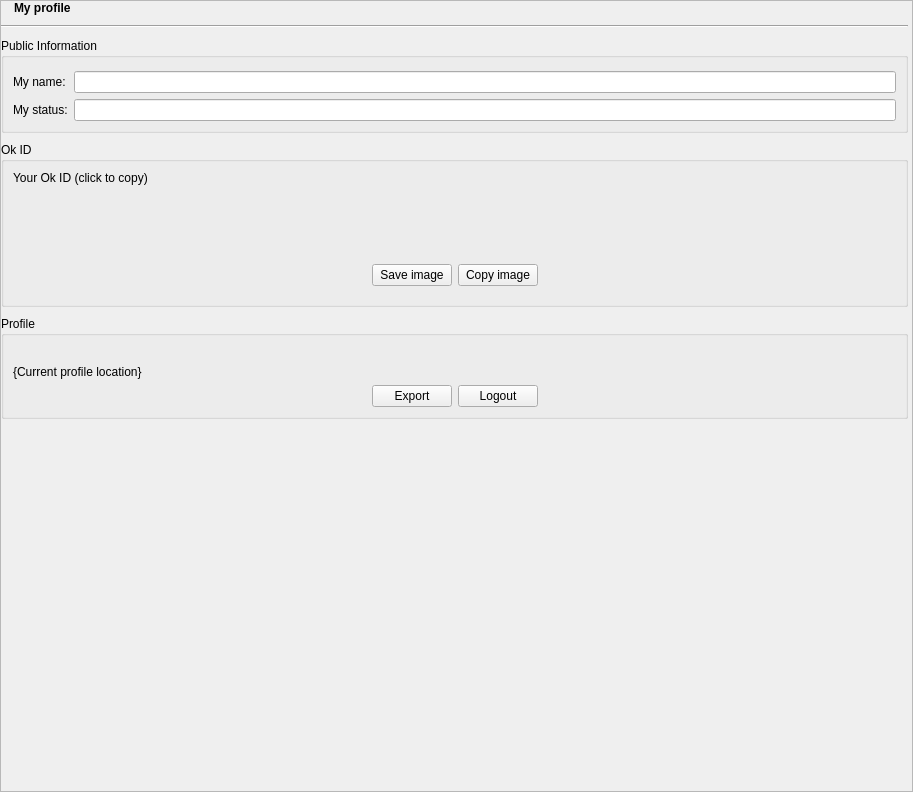
This is src/modules/im/src/widget/form/profileform.ui in okstar-org/ok-msg-desktop as Qt 5 draws it before an edit. The edited form follows.
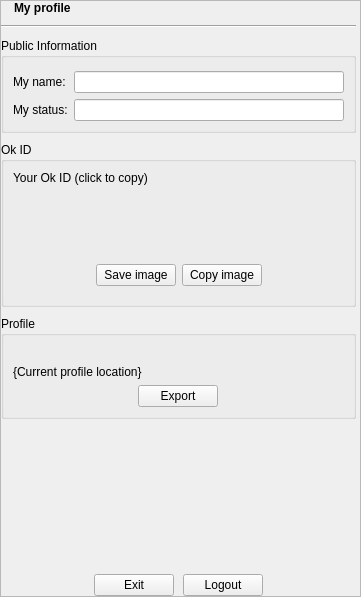
This is the edited form. Icons and pictures are not drawn. Custom widgets are drawn as their Qt base class.

Commit message: Profile: 增加`个人中心`

Diff of the .ui file:
```diff
--- a/src/modules/im/src/widget/form/profileform.ui
+++ b/src/modules/im/src/widget/form/profileform.ui
@@ -6,8 +6,8 @@
    <rect>
     <x>0</x>
     <y>0</y>
-    <width>913</width>
-    <height>792</height>
+    <width>361</width>
+    <height>597</height>
    </rect>
   </property>
   <property name="windowTitle">
@@ -42,11 +42,11 @@
        <rect>
         <x>0</x>
         <y>0</y>
-        <width>911</width>
-        <height>790</height>
+        <width>357</width>
+        <height>593</height>
        </rect>
       </property>
-      <layout class="QVBoxLayout" name="verticalLayout_4" stretch="0,0,0,0,0,1">
+      <layout class="QVBoxLayout" name="verticalLayout_4" stretch="0,0,0,0,0,1,0">
        <property name="spacing">
         <number>9</number>
        </property>
@@ -231,7 +231,7 @@
            <widget class="QFrame" name="horizontalFrame">
             <layout class="QHBoxLayout" name="horizontalLayout_4">
              <item>
-              <spacer name="horizontalSpacer_3">
+              <spacer name="horizontalSpacer">
                <property name="orientation">
                 <enum>Qt::Horizontal</enum>
                </property>
@@ -245,6 +245,12 @@
              </item>
              <item>
               <widget class="QPushButton" name="saveQr">
+               <property name="maximumSize">
+                <size>
+                 <width>80</width>
+                 <height>16777215</height>
+                </size>
+               </property>
                <property name="accessibleDescription">
                 <string>Save QR image as file</string>
                </property>
@@ -255,6 +261,12 @@
              </item>
              <item>
               <widget class="QPushButton" name="copyQr">
+               <property name="maximumSize">
+                <size>
+                 <width>80</width>
+                 <height>16777215</height>
+                </size>
+               </property>
                <property name="accessibleDescription">
                 <string>Copy QR image to clipboard</string>
                </property>
@@ -264,7 +276,7 @@
               </widget>
              </item>
              <item>
-              <spacer name="horizontalSpacer_4">
+              <spacer name="horizontalSpacer_2">
                <property name="orientation">
                 <enum>Qt::Horizontal</enum>
                </property>
@@ -322,21 +334,14 @@
           </item>
           <item>
            <layout class="QHBoxLayout" name="profilesButtonsLayout">
-            <item>
-             <spacer name="horizontalSpacer">
-              <property name="orientation">
-               <enum>Qt::Horizontal</enum>
-              </property>
-              <property name="sizeHint" stdset="0">
-               <size>
-                <width>40</width>
-                <height>20</height>
-               </size>
-              </property>
-             </spacer>
-            </item>
             <item>
              <widget class="QPushButton" name="exportButton">
+              <property name="maximumSize">
+               <size>
+                <width>80</width>
+                <height>16777215</height>
+               </size>
+              </property>
               <property name="toolTip">
                <string comment="tooltip for profile exporting button">Allows you to export your Tox profile to a file.
 Profile does not contain your history.</string>
@@ -349,42 +354,6 @@
               </property>
              </widget>
             </item>
-<!--            <item>-->
-<!--             <widget class="QPushButton" name="changePassButton">-->
-<!--              <property name="accessibleDescription">-->
-<!--               <string>Change profile password</string>-->
-<!--              </property>-->
-<!--              <property name="text">-->
-<!--               <string>Change password</string>-->
-<!--              </property>-->
-<!--             </widget>-->
-<!--            </item>-->
-            <item>
-             <widget class="QPushButton" name="logoutButton">
-              <property name="toolTip">
-               <string comment="tooltip for logout button">Go back to the login screen</string>
-              </property>
-              <property name="accessibleDescription">
-               <string/>
-              </property>
-              <property name="text">
-               <string comment="import profile button">Logout</string>
-              </property>
-             </widget>
-            </item>
-            <item>
-             <spacer name="horizontalSpacer_2">
-              <property name="orientation">
-               <enum>Qt::Horizontal</enum>
-              </property>
-              <property name="sizeHint" stdset="0">
-               <size>
-                <width>40</width>
-                <height>20</height>
-               </size>
-              </property>
-             </spacer>
-            </item>
            </layout>
           </item>
           <item>
@@ -406,6 +375,74 @@
          </property>
         </spacer>
        </item>
+       <item>
+        <layout class="QGridLayout" name="gridLayout">
+         <item row="0" column="1">
+          <widget class="QPushButton" name="exitButton">
+           <property name="maximumSize">
+            <size>
+             <width>80</width>
+             <height>16777215</height>
+            </size>
+           </property>
+           <property name="toolTip">
+            <string comment="tooltip for logout button">Go back to the login screen</string>
+           </property>
+           <property name="accessibleDescription">
+            <string/>
+           </property>
+           <property name="text">
+            <string comment="import profile button">Exit</string>
+           </property>
+          </widget>
+         </item>
+         <item row="0" column="0">
+          <spacer name="horizontalSpacer_3">
+           <property name="orientation">
+            <enum>Qt::Horizontal</enum>
+           </property>
+           <property name="sizeHint" stdset="0">
+            <size>
+             <width>40</width>
+             <height>20</height>
+            </size>
+           </property>
+          </spacer>
+         </item>
+         <item row="0" column="2">
+          <widget class="QPushButton" name="logoutButton">
+           <property name="maximumSize">
+            <size>
+             <width>80</width>
+             <height>16777215</height>
+            </size>
+           </property>
+           <property name="toolTip">
+            <string comment="tooltip for logout button">Go back to the login screen</string>
+           </property>
+           <property name="accessibleDescription">
+            <string/>
+           </property>
+           <property name="text">
+            <string comment="import profile button">Logout</string>
+           </property>
+          </widget>
+         </item>
+         <item row="0" column="3">
+          <spacer name="horizontalSpacer_4">
+           <property name="orientation">
+            <enum>Qt::Horizontal</enum>
+           </property>
+           <property name="sizeHint" stdset="0">
+            <size>
+             <width>40</width>
+             <height>20</height>
+            </size>
+           </property>
+          </spacer>
+         </item>
+        </layout>
+       </item>
       </layout>
      </widget>
     </widget>
```
The commit also changes 14 other files.
